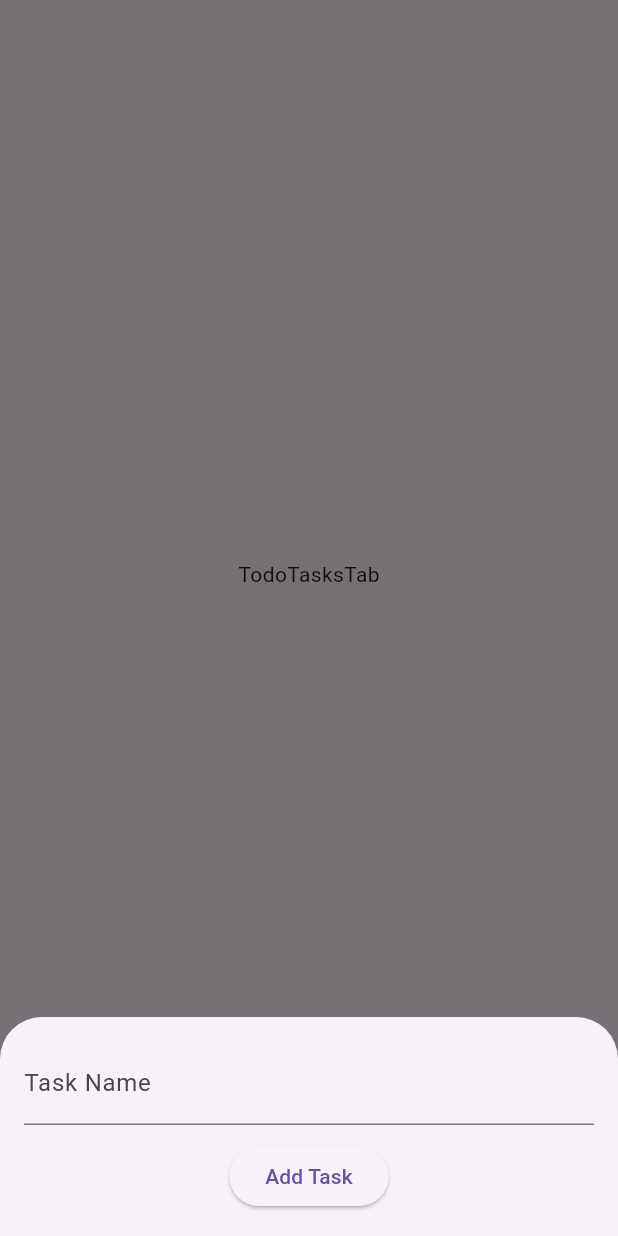
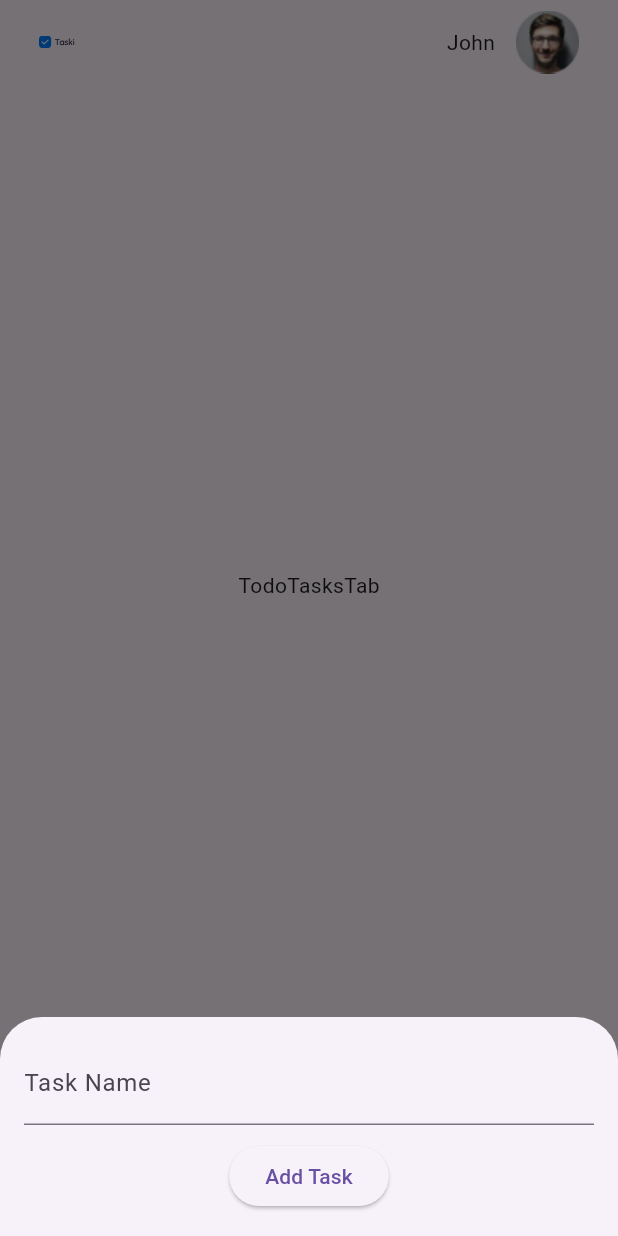
Before and after one commit to bxedy/todo_app, a Flutter app: the screen it shows after launch, item 2 of the bottom bar chosen, on a phone screen of 412 x 824 dp. Run offline on Flutter 3.47's test engine with Material 3 defaults, Android fonts, the phone set to English and light mode, and no system bars; our stand-ins replace flutter_svg.

Commit message:
feat: Estiliza BottomNavigationBar e AppBar

```diff
--- /dev/null
+++ b/lib/core/ui/app_assets.dart
@@ -0,0 +1,79 @@
+import 'package:flutter/material.dart';
+import 'package:flutter_svg/flutter_svg.dart';
+
+class AppAssets {
+  static const _iconsPath = "assets/icons";
+  static const _imagesPath = "assets/images";
+  static const _logoPath = "assets/logo";
+
+  /// Logo
+  static const logo = '$_logoPath/taski_logo.svg';
+
+  /// Images
+  static const avatar = '$_imagesPath/avatar.png';
+
+  /// Icons
+  static const checked = '$_iconsPath/checked.svg';
+  static const emptyStateIllustration =
+      '$_iconsPath/empty_state_illustration.svg';
+  static const plus = '$_iconsPath/plus.svg';
+  static const search = '$_iconsPath/search.svg';
+  static const todo = '$_iconsPath/todo.svg';
+}
+
+extension AppAssetExt on String {
+  AppAsset svgPictureFromPath({
+    String? icon,
+    double? size,
+    BoxFit? fit,
+    Color? color,
+    double? width,
+    double? height,
+    Function()? onTap,
+  }) {
+    return AppAsset(
+      icon: this,
+      fit: fit,
+      color: color,
+      width: width,
+      height: height,
+      onTap: onTap,
+    );
+  }
+}
+
+class AppAsset extends StatelessWidget {
+  final String? icon;
+  final BoxFit? fit;
+  final Color? color;
+  final double? size;
+  final double? height;
+  final double? width;
+  final Function()? onTap;
+
+  const AppAsset({
+    super.key,
+    this.icon,
+    this.fit,
+    this.color,
+    this.size,
+    this.height,
+    this.width,
+    this.onTap,
+  });
+
+  @override
+  Widget build(BuildContext context) {
+    return InkWell(
+      onTap: onTap,
+      child: SvgPicture.asset(
+        icon ?? AppAssets.logo,
+        colorFilter:
+            color != null ? ColorFilter.mode(color!, BlendMode.srcIn) : null,
+        fit: fit ?? BoxFit.scaleDown,
+        width: width ?? 24,
+        height: height ?? 24,
+      ),
+    );
+  }
+}
--- /dev/null
+++ b/lib/core/ui/app_colors.dart
@@ -0,0 +1,8 @@
+import 'dart:ui';
+
+class AppColors {
+  static const slatePurple = Color(0xff3F3D56);
+  static const paleWhite = Color(0xFFF5F7F9);
+  static const blue = Color(0xff007FFF);
+  static const mutedAzure = Color(0xffC6CFDC);
+}
--- a/lib/features/tasks/presentation/tasks_screen.dart
+++ b/lib/features/tasks/presentation/tasks_screen.dart
@@ -1,4 +1,7 @@
 import 'package:flutter/material.dart';
+import 'package:flutter_svg/flutter_svg.dart';
+import 'package:todo_app/core/ui/app_assets.dart';
+import 'package:todo_app/core/ui/app_colors.dart';
 import 'package:todo_app/features/tasks/presentation/tabs/done_tasks/done_tasks_tab.dart';
 import 'package:todo_app/features/tasks/presentation/tabs/search_tasks/search_tasks_tab.dart';
 import 'package:todo_app/features/tasks/presentation/tabs/todo_tasks/todo_tasks_tab.dart';
@@ -61,27 +64,96 @@ class _TasksScreenState extends State<TasksScreen> {
       builder: (context, currentIndex, child) {
         return Scaffold(
           body: tabs[currentIndex],
-          bottomNavigationBar: BottomNavigationBar(
+          appBar: AppBar(
+            leadingWidth: 200,
+            leading: Row(
+              children: [
+                const SizedBox(width: 26),
+                AppAssets.logo.svgPictureFromPath(size: 28),
+              ],
+            ),
+            actions: [
+              const Text('John'),
+              const SizedBox(width: 14),
+              Image.asset(
+                AppAssets.avatar,
+                height: 42,
+                width: 42,
+                fit: BoxFit.scaleDown,
+              ),
+              const SizedBox(width: 26),
+            ],
+          ),
+          bottomNavigationBar: Container(
+            decoration:  BoxDecoration(
+              border: Border(
+                top: BorderSide(
+                  width: 2,
+                  color: Colors.grey.withOpacity(.1),
+                ),
+              ),
+            ),
+            height: 100,
+            child: BottomNavigationBar(
+              elevation: 0,
               currentIndex: currentIndex,
+              selectedItemColor: AppColors.blue,
+              unselectedItemColor: AppColors.mutedAzure,
+              type: BottomNavigationBarType.fixed,
+              selectedLabelStyle: const TextStyle(
+                fontSize: 14,
+                fontWeight: FontWeight.w600,
+              ),
+              unselectedLabelStyle: const TextStyle(
+                fontSize: 14,
+                fontWeight: FontWeight.w600,
+              ),
               onTap: _onTabTapped,
-            items: const [
+              items: [
                 BottomNavigationBarItem(
-                icon: Icon(Icons.list),
+                  icon: Padding(
+                    padding: const EdgeInsets.all(8.0),
+                    child: AppAssets.todo.svgPictureFromPath(
+                      color: currentIndex == 0
+                          ? AppColors.blue
+                          : AppColors.mutedAzure,
+                    ),
+                  ),
                   label: 'Todo',
                 ),
                 BottomNavigationBarItem(
-                icon: Icon(Icons.add_circle_outline),
+                  icon: Padding(
+                    padding: const EdgeInsets.all(8.0),
+                    child: AppAssets.plus.svgPictureFromPath(
+                      color: AppColors.mutedAzure,
+                    ),
+                  ),
                   label: 'Create',
                 ),
                 BottomNavigationBarItem(
-                icon: Icon(Icons.search),
+                  icon: Padding(
+                    padding: const EdgeInsets.all(8.0),
+                    child: AppAssets.search.svgPictureFromPath(
+                      color: currentIndex == 2
+                          ? AppColors.blue
+                          : AppColors.mutedAzure,
+                    ),
+                  ),
                   label: 'Search',
                 ),
                 BottomNavigationBarItem(
-                icon: Icon(Icons.check_circle_outline),
+                  icon: Padding(
+                    padding: const EdgeInsets.all(8.0),
+                    child: AppAssets.checked.svgPictureFromPath(
+                      color: currentIndex == 3
+                          ? AppColors.blue
+                          : AppColors.mutedAzure,
+                    ),
+                  ),
                   label: 'Done',
                 ),
               ],
+            ),
           ),
         );
       },
--- a/lib/main.dart
+++ b/lib/main.dart
@@ -11,6 +11,7 @@ class MainApp extends StatelessWidget {
   @override
   Widget build(BuildContext context) {
     return const MaterialApp(
+      debugShowCheckedModeBanner: false,
       home: TasksScreen(),
     );
   }
--- a/pubspec.yaml
+++ b/pubspec.yaml
@@ -9,6 +9,7 @@ environment:
 dependencies:
   flutter:
     sdk: flutter
+  flutter_svg: ^2.0.10+1
 
 dev_dependencies:
   flutter_test:
@@ -20,3 +21,4 @@ flutter:
   assets:
     - assets/logo/
     - assets/icons/
+    - assets/images/
```
Also changed, not shown: assets/images/avatar.png (added), assets/logo/taski_logo.svg, pubspec.lock. Lines whose indentation alone changed are shown as unchanged.
